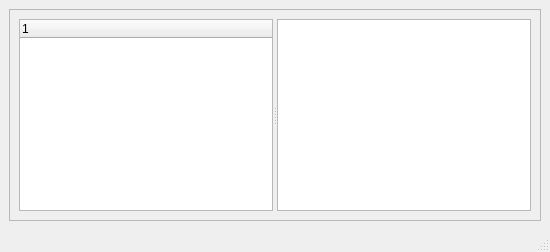
The window that src/rc_metastudio/forms/results_window.ui (AliSalman-et-al/rc-metastudio) describes before a commit, drawn with Qt 5.
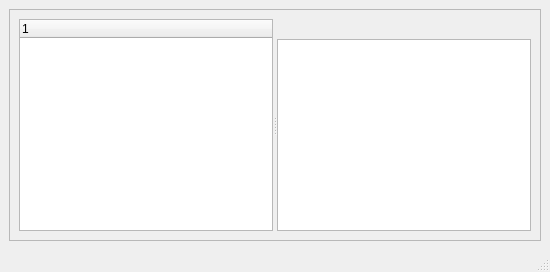
The same window after the commit.

Commit message: Polish RCMS v0.5.5 UI, icons and Results presentation (#599)

The edit to the form file:
```diff
--- a/src/rc_metastudio/forms/results_window.ui
+++ b/src/rc_metastudio/forms/results_window.ui
@@ -38,7 +38,18 @@
             </property>
            </column>
           </widget>
-          <widget class="QStackedWidget" name="content_stack">
+          <widget class="QWidget" name="results_body">
+           <layout class="QVBoxLayout" name="results_body_layout">
+            <property name="leftMargin"><number>0</number></property>
+            <property name="topMargin"><number>0</number></property>
+            <property name="rightMargin"><number>0</number></property>
+            <property name="bottomMargin"><number>0</number></property>
+            <item><widget class="QLabel" name="result_identity">
+             <property name="accessibleName"><string>Result identity</string></property>
+             <property name="wordWrap"><bool>true</bool></property>
+             <property name="text"><string/></property>
+            </widget></item>
+            <item><widget class="QStackedWidget" name="content_stack">
            <property name="sizePolicy"><sizepolicy hsizetype="Expanding" vsizetype="Expanding"><horstretch>0</horstretch><verstretch>0</verstretch></sizepolicy></property>
            <widget class="QWidget" name="figure_page">
             <layout class="QVBoxLayout" name="figure_layout">
@@ -49,6 +60,8 @@
              </widget></item>
             </layout>
            </widget>
+          </widget></item>
+           </layout>
           </widget>
          </widget>
         </item>
```
The commit also changes 152 other files.
